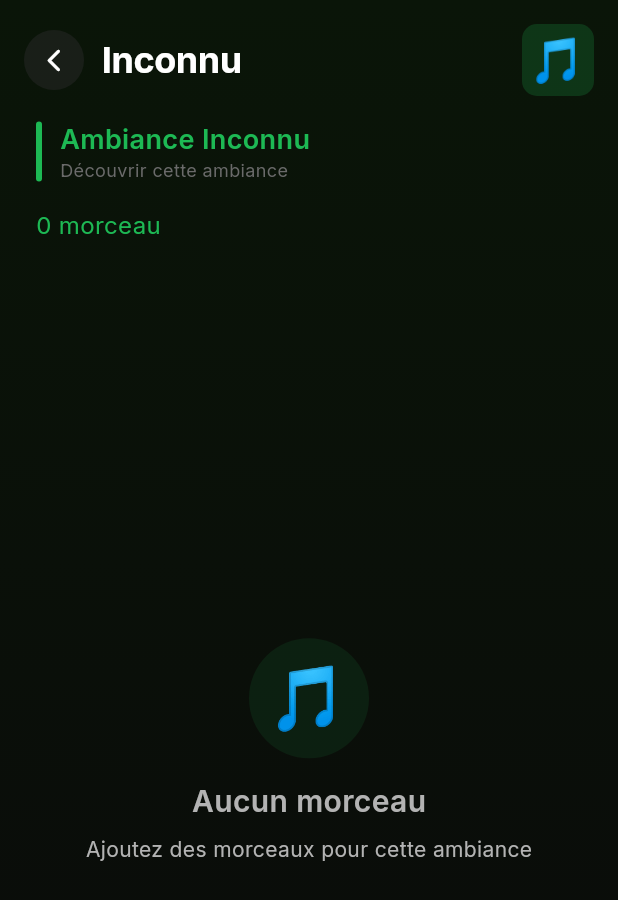
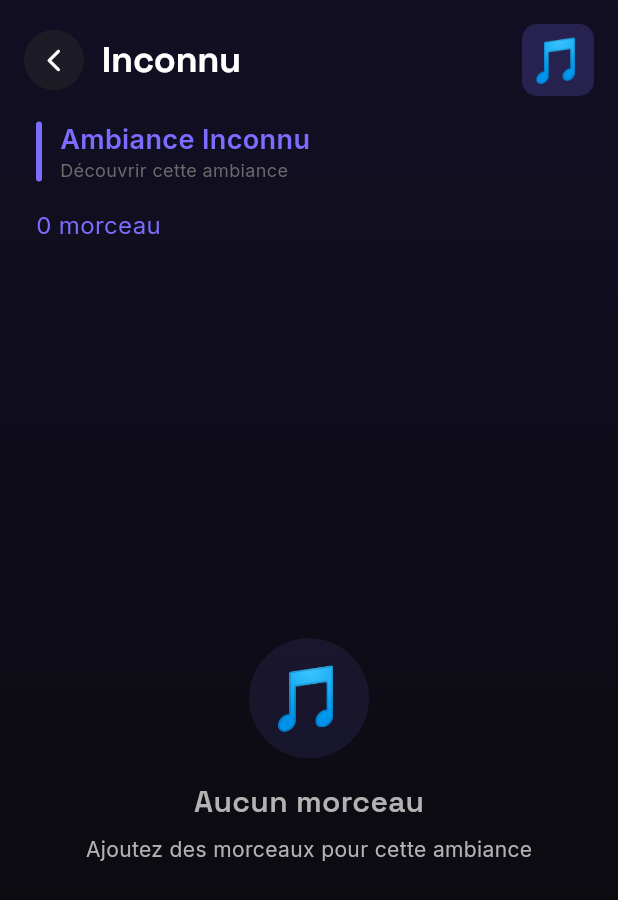
Before and after one commit to MENDRIKAVAMET/mood_player, a Flutter app: the MoodDetailScreen screen opened directly with empty values, on a phone screen of 412 x 824 dp. Shown: the top 900 px of the screen. Run offline on Flutter 3.47's test engine with Material 3 defaults, Android fonts, the phone set to English and light mode, and no system bars; drawn by our look-alikes of flutter_animate; our stand-ins replace audio_service, dio, file_picker, flutter_dotenv, flutter_riverpod, google_fonts and 6 more; accounts and stored records are empty; generated files the repository leaves out were written again.

Commit message:
Amélioration design

```diff
--- a/lib/models/custom_mood.dart
+++ b/lib/models/custom_mood.dart
@@ -18,7 +18,7 @@ class CustomMood {
   String icon = '🎵';
 
   /// ARGB color value used to theme the mood's cards/screen.
-  int colorValue = 0xFF1DB954;
+  int colorValue = 0xFF7C6CFF;
 
   /// Track IDs in this mood, in the order they were added.
   List<int> trackIds = [];
--- a/lib/providers/custom_mood_provider.dart
+++ b/lib/providers/custom_mood_provider.dart
@@ -49,7 +49,7 @@ class CustomMoodNotifier extends StateNotifier<CustomMoodState> {
   Future<void> createMood({
     required String name,
     String icon = '🎵',
-    int colorValue = 0xFF1DB954,
+    int colorValue = 0xFF7C6CFF,
   }) async {
     try {
       final storage = _ref.read(storageServiceProvider);
--- a/lib/services/audio_handler.dart
+++ b/lib/services/audio_handler.dart
@@ -458,7 +458,7 @@ Future<MoodAudioHandler> initAudioService() async {
       androidNotificationOngoing: true,
       androidStopForegroundOnPause: true,
       androidNotificationIcon: 'drawable/ic_notification',
-      notificationColor: Color(0xFF1DB954),
+      notificationColor: Color(0xFF7C6CFF),
       fastForwardInterval: Duration(seconds: 10),
       rewindInterval: Duration(seconds: 10),
     ),
--- a/lib/services/color_extractor.dart
+++ b/lib/services/color_extractor.dart
@@ -85,7 +85,7 @@ class PaletteColors {
       darkVibrant ?? darkMuted ?? dominant ?? const Color(0xFF121212);
 
   /// Get the best color for accent
-  Color get accentColor => vibrant ?? dominant ?? const Color(0xFF1DB954);
+  Color get accentColor => vibrant ?? dominant ?? const Color(0xFF7C6CFF);
 
   /// Get gradient colors
   List<Color> get gradientColors => [
--- a/lib/services/storage_service.dart
+++ b/lib/services/storage_service.dart
@@ -217,7 +217,7 @@ class StorageService {
   Future<CustomMood> createCustomMood({
     required String name,
     String icon = '🎵',
-    int colorValue = 0xFF1DB954,
+    int colorValue = 0xFF7C6CFF,
   }) async {
     final isar = await _getIsar();
     final mood = CustomMood()
--- a/lib/theme/app_theme.dart
+++ b/lib/theme/app_theme.dart
@@ -14,9 +14,13 @@ class AppTheme {
   static const Color backgroundCard = Color(0xFF1E1E1E);
   static const Color backgroundCardElevated = Color(0xFF282828);
 
-  // Accent colors
-  static const Color accentPrimary = Color(0xFF1DB954);
-  static const Color accentSecondary = Color(0xFF1ED760);
+  // Accent colors — "aurora" identity: an indigo-violet base (the app's
+  // ambient/mood-shifting glow ties directly into the product's premise)
+  // paired with a warm coral used sparingly for calls-to-action, instead
+  // of a flat single bright accent on black.
+  static const Color accentPrimary = Color(0xFF7C6CFF);
+  static const Color accentSecondary = Color(0xFFA78BFA);
+  static const Color accentWarm = Color(0xFFFF7A59);
   static const Color accentSuccess = Color(0xFF10B981);
   static const Color accentWarning = Color(0xFFFF6B35);
   static const Color accentError = Color(0xFFE63946);
@@ -102,34 +106,36 @@ class AppTheme {
   static const Duration animPageTransition = Duration(milliseconds: 350);
 
   // ═══════════════════════════════════════════════════════════════
-  // TEXT STYLES (using Google Fonts - Inter)
+  // TEXT STYLES — Space Grotesk for display/headlines (the app's
+  // wordmark and section titles get a bit of character), Inter for
+  // body/labels (stays neutral and legible at small sizes/high density).
   // ═══════════════════════════════════════════════════════════════
 
-  static TextStyle get displayLarge => GoogleFonts.inter(
+  static TextStyle get displayLarge => GoogleFonts.spaceGrotesk(
     fontSize: 34,
-    fontWeight: FontWeight.w800,
+    fontWeight: FontWeight.w700,
     color: textPrimary,
-    letterSpacing: -1.0,
+    letterSpacing: -0.8,
+    height: 1.15,
+  );
+
+  static TextStyle get displayMedium => GoogleFonts.spaceGrotesk(
+    fontSize: 28,
+    fontWeight: FontWeight.w700,
+    color: textPrimary,
+    letterSpacing: -0.4,
     height: 1.2,
   );
 
-  static TextStyle get displayMedium => GoogleFonts.inter(
-    fontSize: 28,
-    fontWeight: FontWeight.w700,
-    color: textPrimary,
-    letterSpacing: -0.5,
-    height: 1.2,
-  );
-
-  static TextStyle get headlineLarge => GoogleFonts.inter(
+  static TextStyle get headlineLarge => GoogleFonts.spaceGrotesk(
     fontSize: 24,
     fontWeight: FontWeight.w700,
     color: textPrimary,
-    letterSpacing: -0.3,
-    height: 1.3,
+    letterSpacing: -0.2,
+    height: 1.25,
   );
 
-  static TextStyle get headlineMedium => GoogleFonts.inter(
+  static TextStyle get headlineMedium => GoogleFonts.spaceGrotesk(
     fontSize: 20,
     fontWeight: FontWeight.w600,
     color: textPrimary,
@@ -217,6 +223,21 @@ class AppTheme {
     border: Border.all(color: Colors.white.withValues(alpha: 0.1), width: 1),
   );
 
+  /// The app's signature ambient treatment: a soft indigo-violet glow
+  /// that fades to warm coral, used behind the mini player and other
+  /// "always-on" surfaces so the app's mood-shifting identity is felt
+  /// even when nothing is playing yet. Pass a mood's own color to tint
+  /// it toward whatever's currently playing instead.
+  static LinearGradient auroraGradient({Color? tint}) => LinearGradient(
+        begin: Alignment.topLeft,
+        end: Alignment.bottomRight,
+        colors: [
+          (tint ?? accentPrimary).withValues(alpha: 0.22),
+          accentSecondary.withValues(alpha: 0.10),
+          backgroundCard,
+        ],
+      );
+
   // ═══════════════════════════════════════════════════════════════
   // THEME DATA
   // ═══════════════════════════════════════════════════════════════
--- a/lib/theme/mood_colors.dart
+++ b/lib/theme/mood_colors.dart
@@ -97,12 +97,12 @@ class MoodColors {
       case MoodType.unknown:
       default:
         return const MoodColors(
-          primary: Color(0xFF1DB954),
-          secondary: Color(0xFF1ED760),
-          gradientStart: Color(0xFF0A1508),
+          primary: Color(0xFF7C6CFF),
+          secondary: Color(0xFFA78BFA),
+          gradientStart: Color(0xFF120F24),
           gradientEnd: Color(0xFF0A0A0A),
-          glow: Color(0x661DB954),
-          cardBg: Color(0xFF0A1508),
+          glow: Color(0x667C6CFF),
+          cardBg: Color(0xFF120F24),
         );
     }
   }
--- a/lib/widgets/mood_editor_dialog.dart
+++ b/lib/widgets/mood_editor_dialog.dart
@@ -8,7 +8,7 @@ const List<String> kMoodIconChoices = [
 ];
 
 const List<int> kMoodColorChoices = [
-  0xFF1DB954, // green
+  0xFF7C6CFF, // violet (default)
   0xFFE91E63, // pink
   0xFF9C27B0, // purple
   0xFF3F51B5, // indigo
```
Also changed, not shown: lib/widgets/mini_player.dart (+16 -4 lines).
